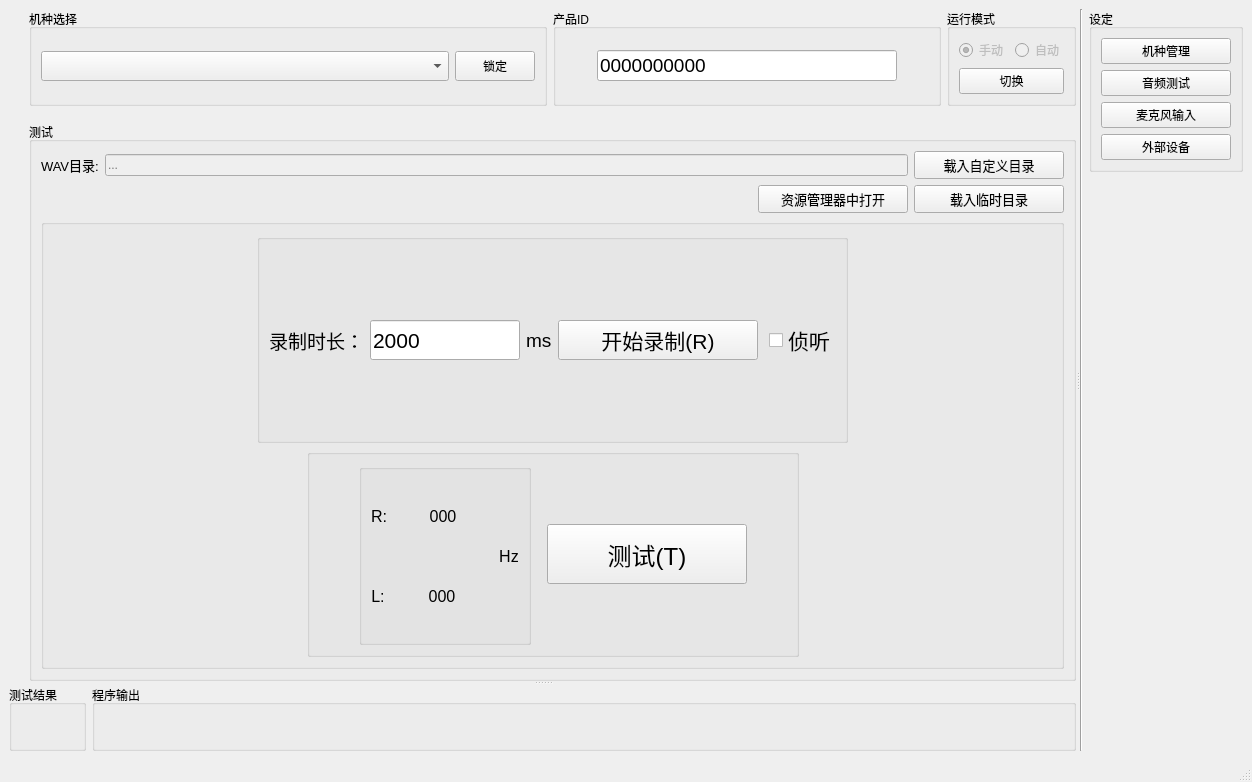
Old version of the form mainwindow.ui in the repository YeeeeRQ/SpeakerTest.
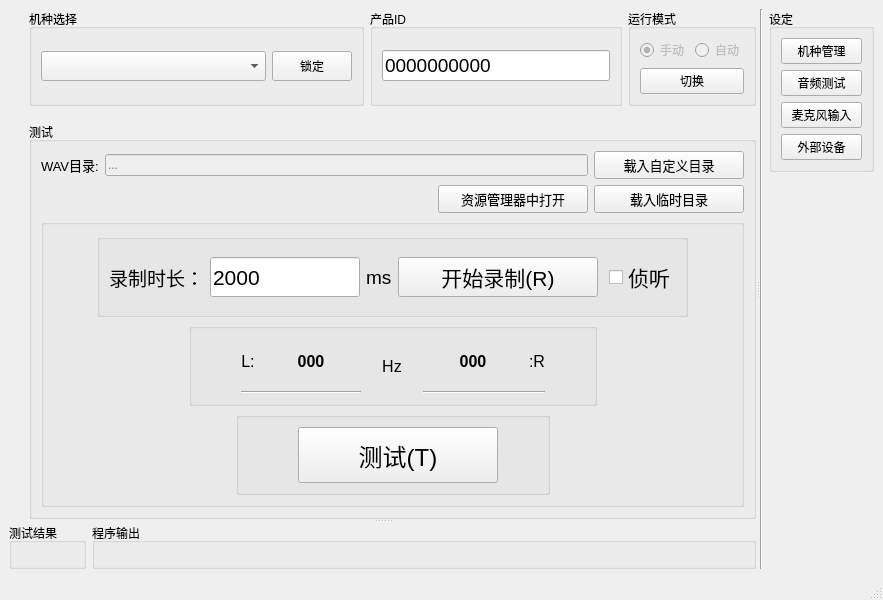
New version of the form. Custom widgets are drawn as their Qt base class.

```diff
--- a/mainwindow.ui
+++ b/mainwindow.ui
@@ -6,8 +6,8 @@
    <rect>
     <x>0</x>
     <y>0</y>
-    <width>1252</width>
-    <height>782</height>
+    <width>883</width>
+    <height>600</height>
    </rect>
   </property>
   <property name="minimumSize">
@@ -35,7 +35,7 @@
 }</string>
   </property>
   <widget class="QWidget" name="centralwidget">
-   <layout class="QVBoxLayout" name="verticalLayout_16">
+   <layout class="QVBoxLayout" name="verticalLayout_14">
     <item>
      <widget class="QSplitter" name="splitter_2">
       <property name="orientation">
@@ -377,7 +377,7 @@
                         </spacer>
                        </item>
                        <item>
-                        <widget class="QGroupBox" name="groupBox_3">
+                        <widget class="QGroupBox" name="groupBox4Record">
                          <property name="title">
                           <string/>
                          </property>
@@ -517,28 +517,28 @@
                       </layout>
                      </item>
                      <item>
-                      <layout class="QHBoxLayout" name="horizontalLayout_15">
+                      <layout class="QHBoxLayout" name="horizontalLayout_22">
                        <item>
-                        <spacer name="horizontalSpacer_7">
+                        <spacer name="horizontalSpacer_13">
                          <property name="orientation">
                           <enum>Qt::Horizontal</enum>
                          </property>
                          <property name="sizeHint" stdset="0">
                           <size>
-                           <width>40</width>
-                           <height>20</height>
+                           <width>105</width>
+                           <height>29</height>
                           </size>
                          </property>
                         </spacer>
                        </item>
                        <item>
-                        <widget class="QGroupBox" name="groupBox_5">
+                        <widget class="QGroupBox" name="groupBox4ShowFreq">
                          <property name="title">
                           <string/>
                          </property>
-                         <layout class="QHBoxLayout" name="horizontalLayout_19">
+                         <layout class="QHBoxLayout" name="horizontalLayout_21">
                           <item>
-                           <spacer name="horizontalSpacer_8">
+                           <spacer name="horizontalSpacer_11">
                             <property name="orientation">
                              <enum>Qt::Horizontal</enum>
                             </property>
@@ -551,59 +551,11 @@
                            </spacer>
                           </item>
                           <item>
-                           <layout class="QHBoxLayout" name="horizontalLayout_11">
-                            <item>
-                             <widget class="QGroupBox" name="groupBox">
-                              <property name="title">
-                               <string/>
-                              </property>
-                              <layout class="QVBoxLayout" name="verticalLayout_14">
-                               <item>
-                                <layout class="QHBoxLayout" name="horizontalLayout_13" stretch="1,0">
+                           <layout class="QHBoxLayout" name="horizontalLayout_13" stretch="1,0,1">
                                  <item>
                                   <layout class="QVBoxLayout" name="verticalLayout_13">
                                    <item>
-                                    <layout class="QHBoxLayout" name="horizontalLayout_10" stretch="0,1">
-                                     <item>
-                                      <widget class="QLabel" name="label_5">
-                                       <property name="font">
-                                        <font>
-                                         <pointsize>12</pointsize>
-                                        </font>
-                                       </property>
-                                       <property name="text">
-                                        <string>R:</string>
-                                       </property>
-                                       <property name="alignment">
-                                        <set>Qt::AlignCenter</set>
-                                       </property>
-                                      </widget>
-                                     </item>
-                                     <item>
-                                      <widget class="QLabel" name="label_RFreq">
-                                       <property name="minimumSize">
-                                        <size>
-                                         <width>100</width>
-                                         <height>0</height>
-                                        </size>
-                                       </property>
-                                       <property name="font">
-                                        <font>
-                                         <pointsize>12</pointsize>
-                                        </font>
-                                       </property>
-                                       <property name="text">
-                                        <string>000</string>
-                                       </property>
-                                       <property name="alignment">
-                                        <set>Qt::AlignCenter</set>
-                                       </property>
-                                      </widget>
-                                     </item>
-                                    </layout>
-                                   </item>
-                                   <item>
-                                    <layout class="QHBoxLayout" name="horizontalLayout_12" stretch="0,1">
+                               <layout class="QHBoxLayout" name="horizontalLayout_10">
                                      <item>
                                       <widget class="QLabel" name="label_4">
                                        <property name="font">
@@ -630,6 +582,7 @@
                                        <property name="font">
                                         <font>
                                          <pointsize>12</pointsize>
+                                    <bold>true</bold>
                                         </font>
                                        </property>
                                        <property name="text">
@@ -642,28 +595,23 @@
                                      </item>
                                     </layout>
                                    </item>
-                                  </layout>
-                                 </item>
                                  <item>
-                                  <layout class="QVBoxLayout" name="verticalLayout_12">
-                                   <item>
-                                    <spacer name="verticalSpacer">
+                               <widget class="Line" name="line_3">
                                      <property name="orientation">
-                                      <enum>Qt::Vertical</enum>
-                                     </property>
-                                     <property name="sizeType">
-                                      <enum>QSizePolicy::Minimum</enum>
-                                     </property>
-                                     <property name="sizeHint" stdset="0">
-                                      <size>
-                                       <width>20</width>
-                                       <height>5</height>
-                                      </size>
-                                     </property>
-                                    </spacer>
+                                 <enum>Qt::Horizontal</enum>
+                                </property>
+                               </widget>
+                              </item>
+                             </layout>
                                    </item>
                                    <item>
                                     <widget class="QLabel" name="label_8">
+                              <property name="minimumSize">
+                               <size>
+                                <width>50</width>
+                                <height>0</height>
+                               </size>
+                              </property>
                                      <property name="font">
                                       <font>
                                        <pointsize>12</pointsize>
@@ -678,28 +626,126 @@
                                     </widget>
                                    </item>
                                    <item>
-                                    <spacer name="verticalSpacer_4">
+                             <layout class="QVBoxLayout" name="verticalLayout_12">
+                              <item>
+                               <layout class="QHBoxLayout" name="horizontalLayout_12">
+                                <item>
+                                 <widget class="QLabel" name="label_RFreq">
+                                  <property name="minimumSize">
+                                   <size>
+                                    <width>100</width>
+                                    <height>0</height>
+                                   </size>
+                                  </property>
+                                  <property name="font">
+                                   <font>
+                                    <pointsize>12</pointsize>
+                                    <bold>true</bold>
+                                   </font>
+                                  </property>
+                                  <property name="text">
+                                   <string>000</string>
+                                  </property>
+                                  <property name="alignment">
+                                   <set>Qt::AlignCenter</set>
+                                  </property>
+                                 </widget>
+                                </item>
+                                <item>
+                                 <widget class="QLabel" name="label_5">
+                                  <property name="font">
+                                   <font>
+                                    <pointsize>12</pointsize>
+                                   </font>
+                                  </property>
+                                  <property name="text">
+                                   <string>:R</string>
+                                  </property>
+                                  <property name="alignment">
+                                   <set>Qt::AlignCenter</set>
+                                  </property>
+                                 </widget>
+                                </item>
+                               </layout>
+                              </item>
+                              <item>
+                               <widget class="Line" name="line_2">
                                      <property name="orientation">
-                                      <enum>Qt::Vertical</enum>
-                                     </property>
-                                     <property name="sizeType">
-                                      <enum>QSizePolicy::Minimum</enum>
+                                 <enum>Qt::Horizontal</enum>
+                                </property>
+                               </widget>
+                              </item>
+                             </layout>
+                            </item>
+                           </layout>
+                          </item>
+                          <item>
+                           <spacer name="horizontalSpacer_12">
+                            <property name="orientation">
+                             <enum>Qt::Horizontal</enum>
                                      </property>
                                      <property name="sizeHint" stdset="0">
                                       <size>
-                                       <width>20</width>
-                                       <height>5</height>
+                              <width>40</width>
+                              <height>20</height>
                                       </size>
                                      </property>
                                     </spacer>
                                    </item>
                                   </layout>
-                                 </item>
-                                </layout>
-                               </item>
-                              </layout>
-                             </widget>
-                            </item>
+                        </widget>
+                       </item>
+                       <item>
+                        <spacer name="horizontalSpacer_14">
+                         <property name="orientation">
+                          <enum>Qt::Horizontal</enum>
+                         </property>
+                         <property name="sizeHint" stdset="0">
+                          <size>
+                           <width>105</width>
+                           <height>29</height>
+                          </size>
+                         </property>
+                        </spacer>
+                       </item>
+                      </layout>
+                     </item>
+                     <item>
+                      <layout class="QHBoxLayout" name="horizontalLayout_15">
+                       <item>
+                        <spacer name="horizontalSpacer_7">
+                         <property name="orientation">
+                          <enum>Qt::Horizontal</enum>
+                         </property>
+                         <property name="sizeHint" stdset="0">
+                          <size>
+                           <width>40</width>
+                           <height>20</height>
+                          </size>
+                         </property>
+                        </spacer>
+                       </item>
+                       <item>
+                        <widget class="QGroupBox" name="groupBox_5">
+                         <property name="title">
+                          <string/>
+                         </property>
+                         <layout class="QHBoxLayout" name="horizontalLayout_19">
+                          <item>
+                           <spacer name="horizontalSpacer_8">
+                            <property name="orientation">
+                             <enum>Qt::Horizontal</enum>
+                            </property>
+                            <property name="sizeHint" stdset="0">
+                             <size>
+                              <width>40</width>
+                              <height>20</height>
+                             </size>
+                            </property>
+                           </spacer>
+                          </item>
+                          <item>
+                           <layout class="QHBoxLayout" name="horizontalLayout_11">
                             <item>
                              <spacer name="horizontalSpacer_10">
                               <property name="orientation">
@@ -923,7 +969,7 @@
     <rect>
      <x>0</x>
      <y>0</y>
-     <width>1252</width>
+     <width>883</width>
      <height>22</height>
     </rect>
    </property>
```
Lines whose indentation alone changed are shown as unchanged.
